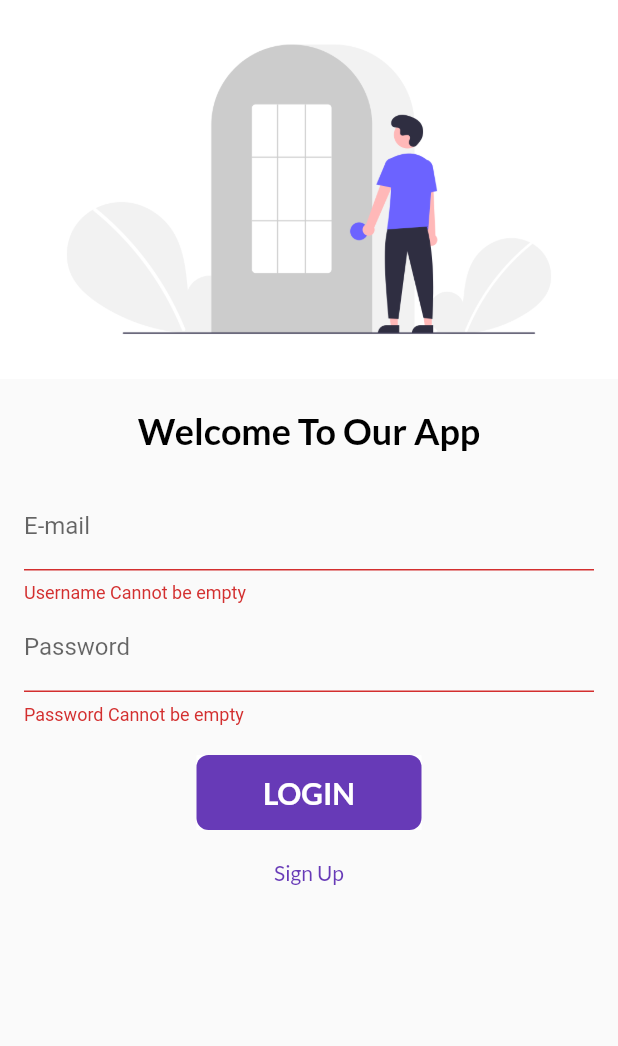
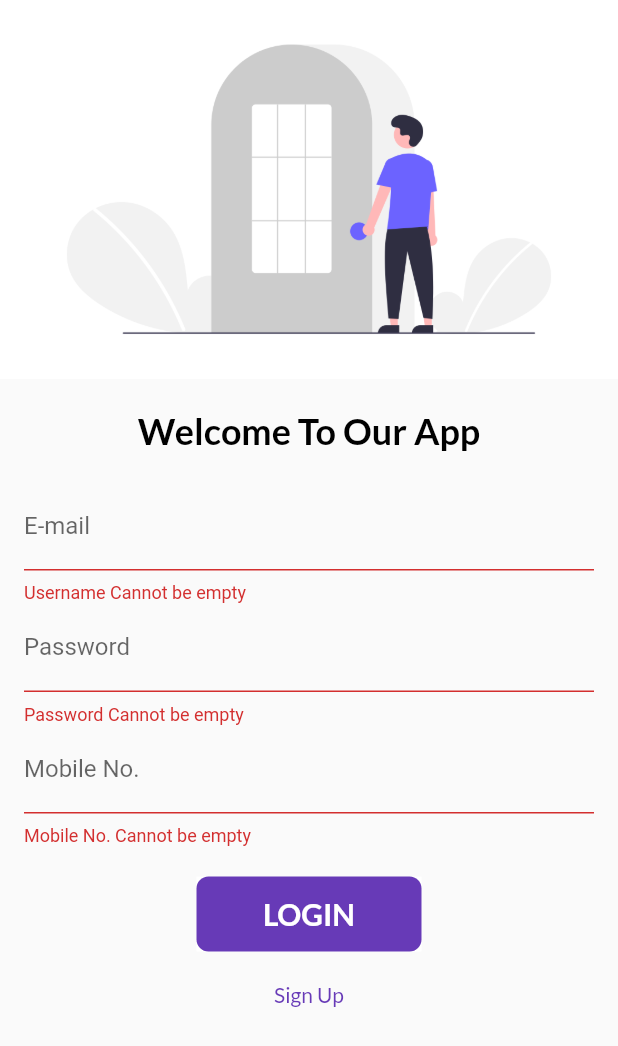
Before and after one commit to AbhiKumbhani007/ikigai, a Flutter app: the screen it shows after launch, after a tap on "LOGIN", on a phone screen of 412 x 824 dp. Shown: the top 1046 px of the screen. Run offline on Flutter 3.47's test engine with Material 2 defaults, Android fonts, the phone set to English and light mode, and no system bars; our stand-ins replace cloud_firestore, firebase_auth, firebase_core, flutter_speed_dial, get, get_storage and 3 more; missing offline and left inert: cashfree_pg, whatsapp_unilink; accounts and stored records are empty.

Commit message:
just added mobile no. field to login screen

```diff
--- a/lib/main.dart
+++ b/lib/main.dart
@@ -31,8 +31,6 @@ class MyApp extends StatelessWidget {
   MatrixController matrixController = Get.put(MatrixController());
   UserController userController = Get.put(UserController());
 
-
-
   // This widget is the root of your application.
   @override
   Widget build(BuildContext context) {
--- a/lib/screens/login_screen/login_sceen.dart
+++ b/lib/screens/login_screen/login_sceen.dart
@@ -20,12 +20,14 @@ class LoginPage extends StatefulWidget {
 }
 
 class _LoginPageState extends State<LoginPage> {
+  var mobileNo = "";
   var email = "";
   var password = "";
   var fullName = "";
   String _mailerror = "";
   String _passerror = "";
   String _fullName = "";
+  String _mobileerror = "";
   final userbox = GetStorage("User");
 
   @override
@@ -142,6 +144,22 @@ class _LoginPageState extends State<LoginPage> {
                   //     return null;
                   //   },
                   // ),
+
+                  TextFormField(
+                    decoration: InputDecoration(
+                        hintText: "Enter Mobile No.", labelText: "Mobile No."),
+                    onChanged: (val) {
+                      _mobileerror = "";
+                      mobileNo = val;
+                    },
+                    validator: (value) {
+                      if (value!.isEmpty) {
+                        return "Mobile No. Cannot be empty";
+                      }
+
+                      return null;
+                    },
+                  ),
                   SizedBox(
                     height: 20,
                   ),
```
Also changed, not shown: 1 other file.
